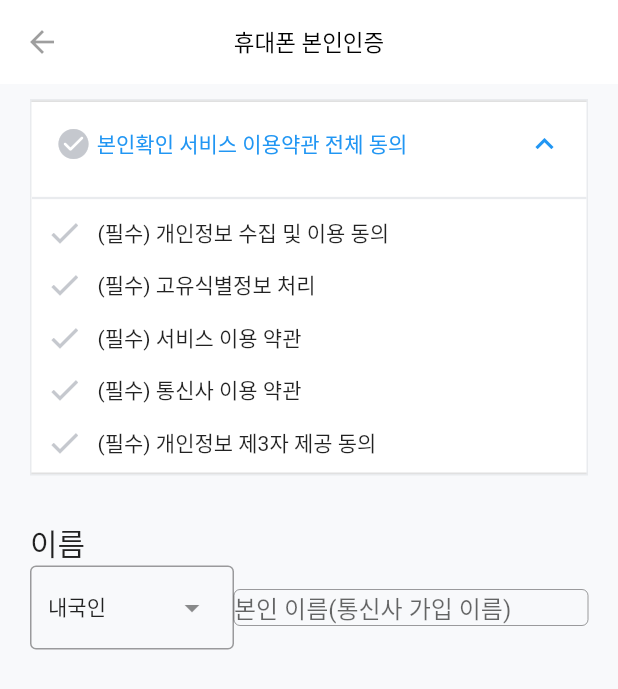
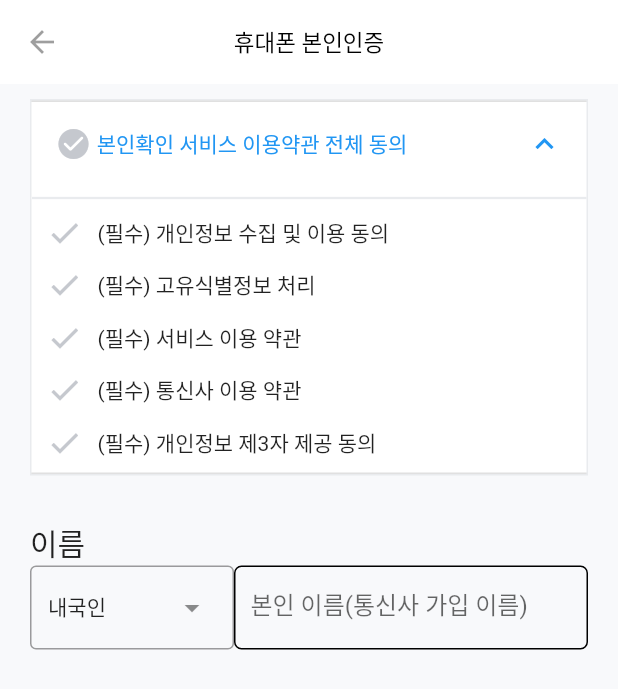
Before and after one commit to Seol-JY/socar-clone, a Flutter app: the screen it shows after launch, on a phone screen of 412 x 824 dp. Shown: the top 689 px of the screen. Run offline on Flutter 3.47's test engine with Material 2 defaults, Android fonts, the phone set to English and light mode, and no system bars.

Commit message:
Feat : NameInputWIdget 개발 완

```diff
--- a/lib/widgets/register_page/name_input_widget.dart
+++ b/lib/widgets/register_page/name_input_widget.dart
@@ -13,29 +13,56 @@ class NameInputWidget extends StatefulWidget {
 }
 
 class _NameInputState extends State<NameInputWidget> {
+  final GlobalKey _dropdownKey = GlobalKey();
+  double _textFieldHeight = 0.0; // TextField의 높이를 저장할 변수
+
   final TextEditingController textEditingController = TextEditingController();
+
+  @override
+  void initState() {
+    super.initState();
+
+    // DropdownMenu의 크기를 가져와 TextField의 높이로 설정
+    WidgetsBinding.instance.addPostFrameCallback((_) {
+      final RenderBox renderBox =
+          _dropdownKey.currentContext!.findRenderObject() as RenderBox;
+      setState(() {
+        _textFieldHeight = renderBox.size.height;
+      });
+    });
+  }
+
   @override
   Widget build(BuildContext context) {
     return Row(
+      crossAxisAlignment: CrossAxisAlignment.start,
       children: [
         DropdownMenu<String>(
-          initialSelection: widget.dropdownList.first,
-          onSelected: (String? value) {
+          key: _dropdownKey, // DropdownMenu의 GlobalKey 설정
+          initialSelection: widget.selectedDropdown,
+          onSelected: (dynamic value) {
             setState(() {
-              widget.selectedDropdown = value!;
+              widget.selectedDropdown = value;
             });
           },
           dropdownMenuEntries: widget.dropdownList
               .map<DropdownMenuEntry<String>>((String value) {
             return DropdownMenuEntry<String>(value: value, label: value);
           }).toList(),
-        ),
+        ), // DropdownMenu와 TextField 사이 여백 설정
         Expanded(
-          child: TextField(
-            controller: textEditingController,
-            decoration: const InputDecoration.collapsed(
-              hintText: "본인 이름(통신사 가입 이름)",
-              border: OutlineInputBorder(),
+          child: Container(
+            height: _textFieldHeight, // DropdownMenu와 동일한 높이로 설정
+            decoration: BoxDecoration(
+              border: Border.all(color: Colors.black), // 테두리 스타일 설정
+              borderRadius: BorderRadius.circular(5.0), // 모양 설정
+            ),
+            child: const TextField(
+              decoration: InputDecoration(
+                hintText: "본인 이름(통신사 가입 이름)",
+                border: InputBorder.none, // TextField의 기본 Border 제거
+                contentPadding: EdgeInsets.symmetric(horizontal: 10.0),
+              ),
             ),
           ),
         ),
```
